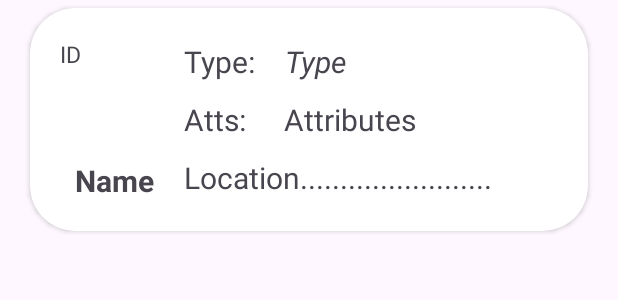
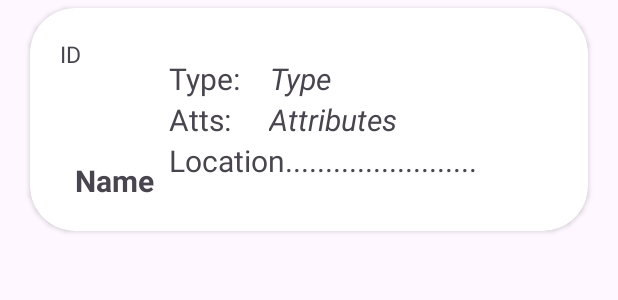
Before and after one commit to AritraSanyal/larning_android_programming, an Android app: the layout pokemon_card.xml on its own in the app's theme, with its tools: preview values and no code run, on a phone screen of 412 x 824 dp. Shown: the top 300 px of the screen. Run offline under Robolectric (Android 15) with nearby library versions, the phone set to English and light mode, and no system bars; network calls fail.

Commit message:
Chagned the Pokemon Card Layout

```diff
--- a/RestAPI/app/src/main/res/layout/pokemon_card.xml
+++ b/RestAPI/app/src/main/res/layout/pokemon_card.xml
@@ -74,7 +74,7 @@
 
 
         <Space
-            android:layout_width="20dp"
+            android:layout_width="10dp"
             android:layout_height="0dp"/>
 
 
@@ -116,9 +116,9 @@
 
             </LinearLayout>
 
-            <Space
-                android:layout_width="0dp"
-                android:layout_height="11dp"/>
+<!--            <Space-->
+<!--                android:layout_width="0dp"-->
+<!--                android:layout_height="11dp"/>-->
 
 
 
@@ -144,16 +144,16 @@
                     android:layout_width="wrap_content"
                     android:layout_height="wrap_content"
                     android:text="Attributes"
+                    android:textStyle="italic"
                     android:textSize="20sp"/>
-
 
 
 
             </LinearLayout>
 
-            <Space
-                android:layout_width="0dp"
-                android:layout_height="11.5dp"/>
+<!--            <Space-->
+<!--                android:layout_width="0dp"-->
+<!--                android:layout_height="11.5dp"/>-->
 
 
 
```
